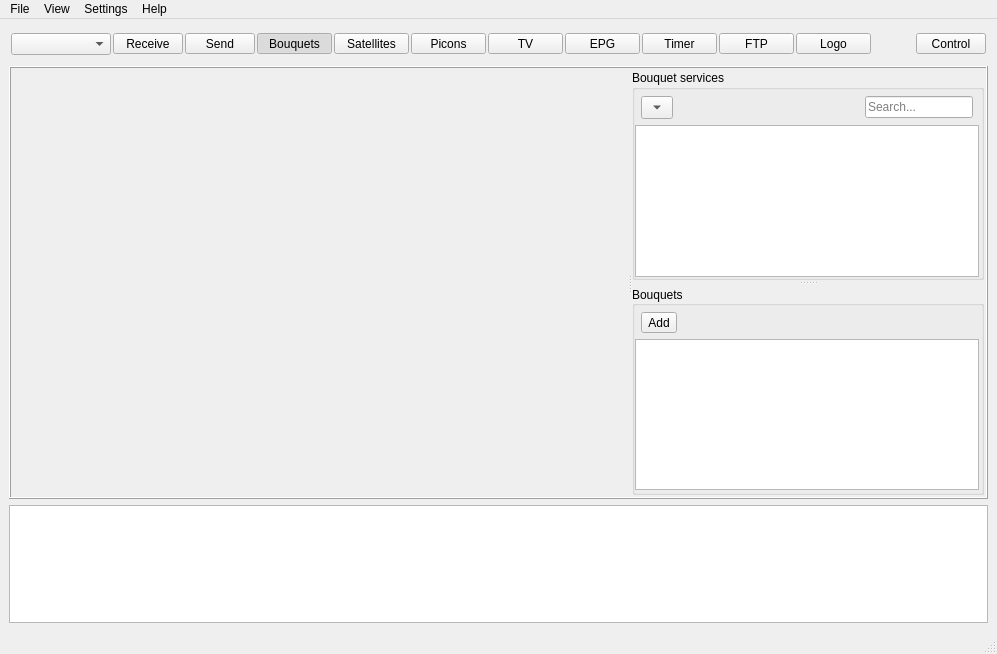
Before: the Qt Designer form app/ui/res/main.ui in DYefremov/E2Toolkit, drawn with Qt 5.
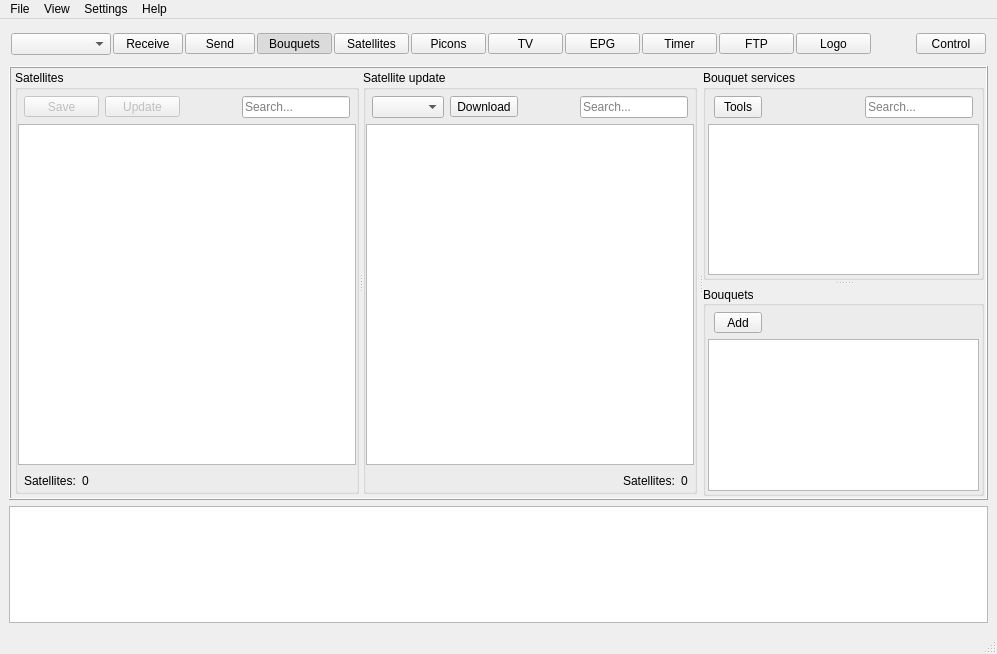
After: the same form once the commit is applied. The open tabs and pages were chosen to show the change. Icons and pictures are not drawn.

Commit message: satellites loading skeleton

Diff of the .ui file:
```diff
--- a/app/ui/res/main.ui
+++ b/app/ui/res/main.ui
@@ -423,7 +423,7 @@
          </property>
          <widget class="QStackedWidget" name="stacked_widget">
           <property name="sizePolicy">
-           <sizepolicy hsizetype="Preferred" vsizetype="Preferred">
+           <sizepolicy hsizetype="Fixed" vsizetype="Fixed">
             <horstretch>0</horstretch>
             <verstretch>0</verstretch>
            </sizepolicy>
@@ -652,7 +652,306 @@
             </item>
            </layout>
           </widget>
-          <widget class="QWidget" name="satellite_page"/>
+          <widget class="QWidget" name="satellite_page">
+           <layout class="QGridLayout" name="satellite_page_grid_layout">
+            <property name="leftMargin">
+             <number>2</number>
+            </property>
+            <property name="topMargin">
+             <number>0</number>
+            </property>
+            <property name="rightMargin">
+             <number>2</number>
+            </property>
+            <property name="bottomMargin">
+             <number>2</number>
+            </property>
+            <item row="0" column="0">
+             <widget class="QSplitter" name="satellite_splitter">
+              <property name="sizePolicy">
+               <sizepolicy hsizetype="Expanding" vsizetype="Preferred">
+                <horstretch>0</horstretch>
+                <verstretch>0</verstretch>
+               </sizepolicy>
+              </property>
+              <property name="orientation">
+               <enum>Qt::Horizontal</enum>
+              </property>
+              <widget class="QGroupBox" name="satellites_group_box">
+               <property name="title">
+                <string>Satellites</string>
+               </property>
+               <layout class="QVBoxLayout" name="verticalLayout_2">
+                <property name="spacing">
+                 <number>6</number>
+                </property>
+                <property name="leftMargin">
+                 <number>0</number>
+                </property>
+                <property name="topMargin">
+                 <number>6</number>
+                </property>
+                <property name="rightMargin">
+                 <number>0</number>
+                </property>
+                <property name="bottomMargin">
+                 <number>0</number>
+                </property>
+                <item>
+                 <layout class="QHBoxLayout" name="satellite_top_layout">
+                  <property name="leftMargin">
+                   <number>6</number>
+                  </property>
+                  <property name="rightMargin">
+                   <number>6</number>
+                  </property>
+                  <item>
+                   <widget class="QToolButton" name="satellite_save_tool_button">
+                    <property name="enabled">
+                     <bool>false</bool>
+                    </property>
+                    <property name="minimumSize">
+                     <size>
+                      <width>75</width>
+                      <height>0</height>
+                     </size>
+                    </property>
+                    <property name="text">
+                     <string>Save</string>
+                    </property>
+                   </widget>
+                  </item>
+                  <item>
+                   <widget class="QToolButton" name="satellite_update_tool_button">
+                    <property name="enabled">
+                     <bool>false</bool>
+                    </property>
+                    <property name="minimumSize">
+                     <size>
+                      <width>75</width>
+                      <height>0</height>
+                     </size>
+                    </property>
+                    <property name="text">
+                     <string>Update</string>
+                    </property>
+                    <property name="checkable">
+                     <bool>true</bool>
+                    </property>
+                   </widget>
+                  </item>
+                  <item>
+                   <spacer name="horizontalSpacer">
+                    <property name="orientation">
+                     <enum>Qt::Horizontal</enum>
+                    </property>
+                    <property name="sizeHint" stdset="0">
+                     <size>
+                      <width>40</width>
+                      <height>20</height>
+                     </size>
+                    </property>
+                   </spacer>
+                  </item>
+                  <item>
+                   <widget class="QLineEdit" name="satellite_search_edit">
+                    <property name="sizePolicy">
+                     <sizepolicy hsizetype="Fixed" vsizetype="Fixed">
+                      <horstretch>0</horstretch>
+                      <verstretch>0</verstretch>
+                     </sizepolicy>
+                    </property>
+                    <property name="placeholderText">
+                     <string>Search...</string>
+                    </property>
+                   </widget>
+                  </item>
+                 </layout>
+                </item>
+                <item>
+                 <widget class="QTreeView" name="satellite_view">
+                  <property name="selectionMode">
+                   <enum>QAbstractItemView::MultiSelection</enum>
+                  </property>
+                  <property name="horizontalScrollMode">
+                   <enum>QAbstractItemView::ScrollPerItem</enum>
+                  </property>
+                 </widget>
+                </item>
+                <item>
+                 <layout class="QHBoxLayout" name="satellite_botton_layout">
+                  <property name="leftMargin">
+                   <number>6</number>
+                  </property>
+                  <property name="rightMargin">
+                   <number>6</number>
+                  </property>
+                  <item>
+                   <widget class="QLabel" name="satellite_label">
+                    <property name="text">
+                     <string>Satellites:</string>
+                    </property>
+                   </widget>
+                  </item>
+                  <item>
+                   <widget class="QLabel" name="satellite_count_label">
+                    <property name="text">
+                     <string notr="true">0</string>
+                    </property>
+                   </widget>
+                  </item>
+                  <item>
+                   <spacer name="satellite_bottom_spacer">
+                    <property name="orientation">
+                     <enum>Qt::Horizontal</enum>
+                    </property>
+                    <property name="sizeHint" stdset="0">
+                     <size>
+                      <width>40</width>
+                      <height>20</height>
+                     </size>
+                    </property>
+                   </spacer>
+                  </item>
+                 </layout>
+                </item>
+               </layout>
+              </widget>
+              <widget class="QGroupBox" name="satellite_update_box">
+               <property name="sizePolicy">
+                <sizepolicy hsizetype="Preferred" vsizetype="Preferred">
+                 <horstretch>0</horstretch>
+                 <verstretch>0</verstretch>
+                </sizepolicy>
+               </property>
+               <property name="title">
+                <string>Satellite update</string>
+               </property>
+               <layout class="QVBoxLayout" name="verticalLayout_3">
+                <property name="spacing">
+                 <number>6</number>
+                </property>
+                <property name="leftMargin">
+                 <number>0</number>
+                </property>
+                <property name="topMargin">
+                 <number>6</number>
+                </property>
+                <property name="rightMargin">
+                 <number>0</number>
+                </property>
+                <property name="bottomMargin">
+                 <number>0</number>
+                </property>
+                <item>
+                 <layout class="QHBoxLayout" name="satellite_update_top_layout">
+                  <property name="leftMargin">
+                   <number>6</number>
+                  </property>
+                  <property name="rightMargin">
+                   <number>6</number>
+                  </property>
+                  <item>
+                   <widget class="QComboBox" name="satellite_update_src_box">
+                    <property name="sizePolicy">
+                     <sizepolicy hsizetype="Preferred" vsizetype="Fixed">
+                      <horstretch>0</horstretch>
+                      <verstretch>0</verstretch>
+                     </sizepolicy>
+                    </property>
+                   </widget>
+                  </item>
+                  <item>
+                   <widget class="QToolButton" name="satellite_download_button">
+                    <property name="text">
+                     <string>Download</string>
+                    </property>
+                   </widget>
+                  </item>
+                  <item>
+                   <spacer name="satellite_update_top_spacer">
+                    <property name="orientation">
+                     <enum>Qt::Horizontal</enum>
+                    </property>
+                    <property name="sizeHint" stdset="0">
+                     <size>
+                      <width>40</width>
+                      <height>20</height>
+                     </size>
+                    </property>
+                   </spacer>
+                  </item>
+                  <item>
+                   <widget class="QLineEdit" name="satellite_update_search_edit">
+                    <property name="sizePolicy">
+                     <sizepolicy hsizetype="Fixed" vsizetype="Fixed">
+                      <horstretch>0</horstretch>
+                      <verstretch>0</verstretch>
+                     </sizepolicy>
+                    </property>
+                    <property name="placeholderText">
+                     <string>Search...</string>
+                    </property>
+                   </widget>
+                  </item>
+                 </layout>
+                </item>
+                <item>
+                 <widget class="QListView" name="satellite_update_view">
+                  <property name="selectionMode">
+                   <enum>QAbstractItemView::MultiSelection</enum>
+                  </property>
+                  <property name="selectionBehavior">
+                   <enum>QAbstractItemView::SelectRows</enum>
+                  </property>
+                  <property name="resizeMode">
+                   <enum>QListView::Fixed</enum>
+                  </property>
+                 </widget>
+                </item>
+                <item>
+                 <layout class="QHBoxLayout" name="satellite_update_botton_layout">
+                  <property name="leftMargin">
+                   <number>6</number>
+                  </property>
+                  <property name="rightMargin">
+                   <number>6</number>
+                  </property>
+                  <item>
+                   <spacer name="satellite_update_bottom_spacer">
+                    <property name="orientation">
+                     <enum>Qt::Horizontal</enum>
+                    </property>
+                    <property name="sizeHint" stdset="0">
+                     <size>
+                      <width>40</width>
+                      <height>20</height>
+                     </size>
+                    </property>
+                   </spacer>
+                  </item>
+                  <item>
+                   <widget class="QLabel" name="satellite_update_label">
+                    <property name="text">
+                     <string>Satellites:</string>
+                    </property>
+                   </widget>
+                  </item>
+                  <item>
+                   <widget class="QLabel" name="satellite_update_count_label">
+                    <property name="text">
+                     <string notr="true">0</string>
+                    </property>
+                   </widget>
+                  </item>
+                 </layout>
+                </item>
+               </layout>
+              </widget>
+             </widget>
+            </item>
+           </layout>
+          </widget>
           <widget class="QWidget" name="picon_page"/>
           <widget class="QWidget" name="tv_page">
            <layout class="QGridLayout" name="gridLayout_6">
@@ -700,7 +999,7 @@
            </property>
            <layout class="QGridLayout" name="fav_layout">
             <property name="leftMargin">
-             <number>0</number>
+             <number>2</number>
             </property>
             <property name="topMargin">
              <number>6</number>
@@ -709,7 +1008,7 @@
              <number>2</number>
             </property>
             <property name="bottomMargin">
-             <number>0</number>
+             <number>2</number>
             </property>
             <property name="verticalSpacing">
              <number>6</number>
@@ -734,9 +1033,15 @@
               </property>
               <item>
                <widget class="QToolButton" name="fav_menu_button">
+                <property name="sizePolicy">
+                 <sizepolicy hsizetype="Fixed" vsizetype="Preferred">
+                  <horstretch>0</horstretch>
+                  <verstretch>0</verstretch>
+                 </sizepolicy>
+                </property>
                 <property name="minimumSize">
                  <size>
-                  <width>32</width>
+                  <width>48</width>
                   <height>0</height>
                  </size>
                 </property>
@@ -750,7 +1055,7 @@
                  <bool>false</bool>
                 </property>
                 <property name="arrowType">
-                 <enum>Qt::DownArrow</enum>
+                 <enum>Qt::NoArrow</enum>
                 </property>
                </widget>
               </item>
@@ -799,7 +1104,7 @@
            </property>
            <layout class="QGridLayout" name="gridLayout_3">
             <property name="leftMargin">
-             <number>0</number>
+             <number>2</number>
             </property>
             <property name="topMargin">
              <number>6</number>
@@ -810,6 +1115,9 @@
             <property name="bottomMargin">
              <number>2</number>
             </property>
+            <property name="verticalSpacing">
+             <number>6</number>
+            </property>
             <item row="3" column="0">
              <widget class="QTreeView" name="bouquets_view"/>
             </item>
@@ -831,7 +1139,7 @@
                 </property>
                 <property name="minimumSize">
                  <size>
-                  <width>32</width>
+                  <width>48</width>
                   <height>0</height>
                  </size>
                 </property>
```
Left out of the diff: 128 changed lines with no effect on the pictures. The commit also changes 4 other files.
